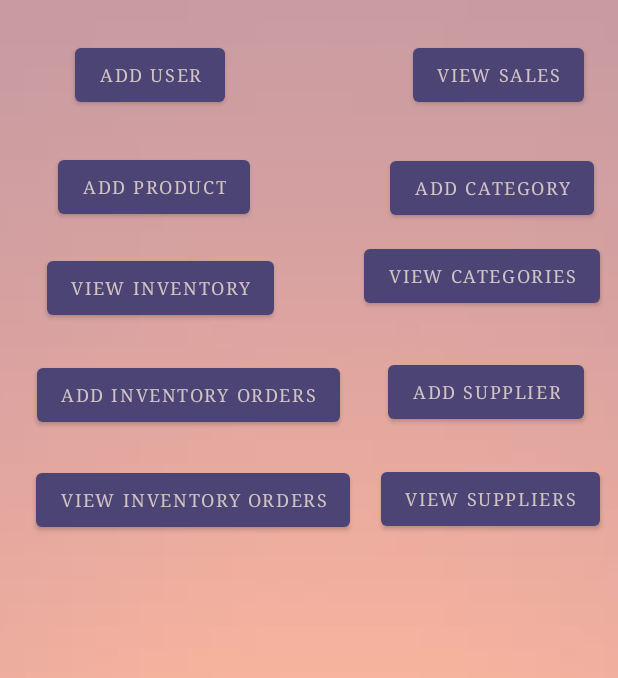
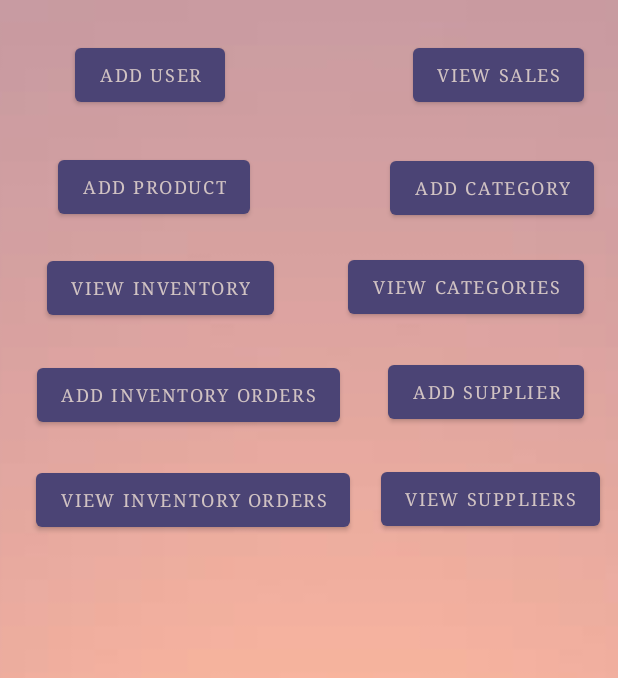
Before and after one commit to jacqeinz/Team-Project-CS-458, an Android app: the screen it shows after launch (MainActivity), on a phone screen of 412 x 824 dp, the part 435-1113 px from its top. Run offline under Robolectric (Android 15) with nearby library versions, the light colour scheme and no system bars.

Commit message:
Improved app design and look

```diff
--- a/app/src/main/java/com/example/inventorytracker/MainActivity.java
+++ b/app/src/main/java/com/example/inventorytracker/MainActivity.java
@@ -11,7 +11,6 @@ import android.database.Cursor;
 import android.database.sqlite.SQLiteDatabase;
 import android.database.sqlite.SQLiteStatement;
 import android.os.Bundle;
-import android.view.View;
 import android.widget.Button;
 import android.widget.TextView;
 
@@ -19,14 +18,39 @@ import android.widget.TextView;
 
 
 public class MainActivity extends AppCompatActivity {
+    //declare variables
     TextView MainTitle;
-    Button addPro, AddInv, addSuppplier, addCategory, viewCat, viewSuppliers, viewInventory, addS, viewSales, addUser, loginU;
+    Button addPro, AddInv, addSuppplier, addCategory, viewCategories, viewSuppliers, viewInventory, addS, viewSales, addUser, loginU;
 
     @Override
     protected void onCreate(Bundle savedInstanceState) {
         super.onCreate(savedInstanceState);
+        //connect UI components
         setContentView(R.layout.activity_main);
         MainTitle = findViewById(R.id.MainTitle);
+        addPro = findViewById(R.id.addPro);
+        AddInv = findViewById(R.id.AddInv);
+        addSuppplier = findViewById(R.id.addSupplier);
+        addCategory = findViewById(R.id.addCategory);
+        viewCategories = findViewById(R.id.viewCategories);
+        viewSuppliers = findViewById(R.id.viewSuppliers);
+        viewInventory = findViewById(R.id.viewInventory);
+        addS = findViewById(R.id.addS);
+        viewSales = findViewById(R.id.viewSales);
+        addUser = findViewById(R.id.addUser);
+        loginU = findViewById(R.id.loginU);
+        //connect buttons to functions
+        addPro.setOnClickListener(v -> goToAddProduct());
+        AddInv.setOnClickListener(v ->  goToAddInventoryOrder());
+        addSuppplier.setOnClickListener(v -> goToAddSupplier());
+        addCategory.setOnClickListener(v -> goToAddCategory());
+        viewCategories.setOnClickListener(v -> goToViewCategories());
+        viewSuppliers.setOnClickListener(v -> goToViewSuppliers());
+        viewInventory.setOnClickListener(v -> goToViewInventory());
+        addS.setOnClickListener(v -> goToAddSale());
+        viewSales.setOnClickListener(v -> goToViewSales());
+        addUser.setOnClickListener(v -> goToAddUser());
+        loginU.setOnClickListener(v -> goToLogin());
 
         if(!checkIfDataExists()) {
             createDatabases();
@@ -39,54 +63,67 @@ public class MainActivity extends AppCompatActivity {
 
     }
     //main menu
-    public void goToLogin(View view){
+    //go to login
+    public void goToLogin(){
         Intent intent = new Intent(this, login.class);
         startActivity(intent);
     }
-    public void goToAddUser(View view){
+    //Add user
+    public void goToAddUser(){
         Intent intent = new Intent(this, addUser.class);
         startActivity(intent);
     }
-    public void goToViewSales (View view){
+    //view list of sales
+    public void goToViewSales (){
         Intent intent = new Intent(this, viewSales.class);
         startActivity(intent);
     }
-    public void goToAddSale (View view){
+    //add sale
+    public void goToAddSale (){
         Intent intent = new Intent(this, addSale.class);
         startActivity(intent);
     }
-    public void goToViewInventory(View view){
+    //view total inventory of products
+    public void goToViewInventory(){
         Intent intent = new Intent(this, viewproduct.class);
         startActivity(intent);
     }
-    public void goToViewSuppliers(View view){
+    //view suppliers
+    public void goToViewSuppliers(){
         Intent intent = new Intent(this, viewSuppliers.class);
         startActivity(intent);
     }
-    public void goToViewCategories(View view){
+    //view all categories
+    public void goToViewCategories(){
         Intent intent = new Intent(this, viewCategories.class);
         startActivity(intent);
     }
-    public void goToAddCategory(View view){
+    //add category to list
+    public void goToAddCategory(){
         Intent intent = new Intent(this, addCategory.class);
         startActivity(intent);
     }
-    public void goToAddSupplier(View view){
+    //add supplier
+    public void goToAddSupplier(){
         Intent intent = new Intent(this, addSupplier.class);
         startActivity(intent);
     }
-    public void goToAddInventoryOrder(View view){
+    //make inventory order
+    public void goToAddInventoryOrder(){
         Intent intent = new Intent(this, addInventoryOrder.class);
         startActivity(intent);
     }
-    public void goToViewInventoryOrders(View view){
+    //view histry of inventory orders
+    public void goToViewInventoryOrders(){
         Intent intent = new Intent(this, viewInventoryOrders.class);
         startActivity(intent);
     }
-    public void goToAddProduct(View view){
+    //add product
+    public void goToAddProduct(){
         Intent intent = new Intent(this, addProduct.class);
         startActivity(intent);
     }
+    //check if databases exist already
     private boolean checkIfDataExists(){
         SQLiteDatabase db = openOrCreateDatabase("inventory", Context.MODE_PRIVATE, null);
         Cursor cursor = db.rawQuery("SELECT name FROM sqlite_master WHERE type='table' AND name='product'", null);
@@ -95,10 +132,13 @@ public class MainActivity extends AppCompatActivity {
         return result;
 
     }
+    //create databse and add dummy data
     private void createDatabases(){
+        //create or open database
         SQLiteDatabase db = openOrCreateDatabase("inventory", Context.MODE_PRIVATE, null);
+        //create table
         db.execSQL("CREATE TABLE IF NOT EXISTS product(id INTEGER PRIMARY KEY AUTOINCREMENT,proname VARCHAR,category VARCHAR,supplier VARCHAR,qty VARCHAR,price VARCHAR)");
-        //select from category to check if anything is here. if so, return
+        //add new product
         String sql = "insert into product(proname,category,supplier,qty,price)values(?,?,?,?,?)";
         SQLiteStatement statement = db.compileStatement(sql);
         statement.bindString(1, "band-aids");
@@ -114,8 +154,9 @@ public class MainActivity extends AppCompatActivity {
 
         db.close();
     }
+    //create databse and add dummy data for
     private void createCategoryDatabase(){
-        //select from category to check if anything is here. if so, return
+        //open or create database
         SQLiteDatabase db = openOrCreateDatabase("inventory", Context.MODE_PRIVATE, null);
 
         String sql2 = "insert into category(category,description)values(?,?)";
@@ -123,14 +164,18 @@ public class MainActivity extends AppCompatActivity {
         statement2.bindString(1, "blue");
         statement2.bindString(2, "Categorized by the color blue.");
         statement2.execute();
+        //create table
         db.execSQL("CREATE TABLE IF NOT EXISTS supplier(id INTEGER PRIMARY KEY AUTOINCREMENT,supplier VARCHAR,description VARCHAR)");
         db.close();
 
     }
+    //create databse and add dummy data for suppliers
     private void createSupplierDatabase(){
-        //select from addSupplier to check if anything is here. if so, return
+
         SQLiteDatabase db = openOrCreateDatabase("inventory", Context.MODE_PRIVATE, null);
+        //create table
         db.execSQL("CREATE TABLE IF NOT EXISTS supplier(id INTEGER PRIMARY KEY AUTOINCREMENT,supplier VARCHAR,description VARCHAR)");
+        //add new supplier
         String sql3 = "insert into supplier(supplier,description)values(?,?)";
         SQLiteStatement statement3 = db.compileStatement(sql3);
         statement3.bindString(1, "Johnson & Johnson");
@@ -143,10 +188,13 @@ public class MainActivity extends AppCompatActivity {
         db.close();
 
     }
+    //create databse and add dummy data for sales
     private void createSalesDatabase(){
-        //select from sales to check if anything is there
+        //open or create database
         SQLiteDatabase db = openOrCreateDatabase("inventory", Context.MODE_PRIVATE, null);
+        //create tables
         db.execSQL("CREATE TABLE IF NOT EXISTS sales(proid VARCHAR,proname VARCHAR,qty VARCHAR,price VARCHAR,total VARCHAR)");
+        //add new sales
         String sql4 = "insert into sales(proid,proname,qty,price,total)values(?,?,?,?,?)";
         SQLiteStatement statement4 = db.compileStatement(sql4);
         statement4.bindString(1, "1");
--- a/app/src/main/res/layout/activity_main.xml
+++ b/app/src/main/res/layout/activity_main.xml
@@ -85,22 +85,6 @@
         app:layout_constraintStart_toStartOf="parent"
         app:layout_constraintTop_toTopOf="parent"
         app:layout_constraintVertical_bias="0.466" />
-
-    <Button
-        android:id="@+id/viewCat"
-        android:layout_width="wrap_content"
-        android:layout_height="wrap_content"
-        android:fontFamily="serif"
-        android:onClick="goToViewCategories"
-        android:text="View Categories"
-        android:textAlignment="center"
-        android:textSize="12sp"
-        app:layout_constraintBottom_toBottomOf="parent"
-        app:layout_constraintEnd_toEndOf="parent"
-        app:layout_constraintHorizontal_bias="0.952"
-        app:layout_constraintStart_toStartOf="parent"
-        app:layout_constraintTop_toTopOf="parent"
-        app:layout_constraintVertical_bias="0.547" />
 
     <Button
         android:id="@+id/viewSuppliers"
@@ -211,6 +195,22 @@
         app:layout_constraintVertical_bias="0.044"
         app:srcCompat="@drawable/pinkbg" />
 
+    <Button
+        android:id="@+id/viewCategories"
+        android:layout_width="wrap_content"
+        android:layout_height="wrap_content"
+        android:fontFamily="serif"
+        android:onClick="goToAddProduct"
+        android:text="View Categories"
+        android:textAlignment="center"
+        android:textSize="12sp"
+        app:layout_constraintBottom_toBottomOf="parent"
+        app:layout_constraintEnd_toEndOf="parent"
+        app:layout_constraintHorizontal_bias="0.912"
+        app:layout_constraintStart_toStartOf="parent"
+        app:layout_constraintTop_toTopOf="parent"
+        app:layout_constraintVertical_bias="0.557" />
+
     <TextView
         android:id="@+id/MainTitle"
         android:layout_width="wrap_content"
```
